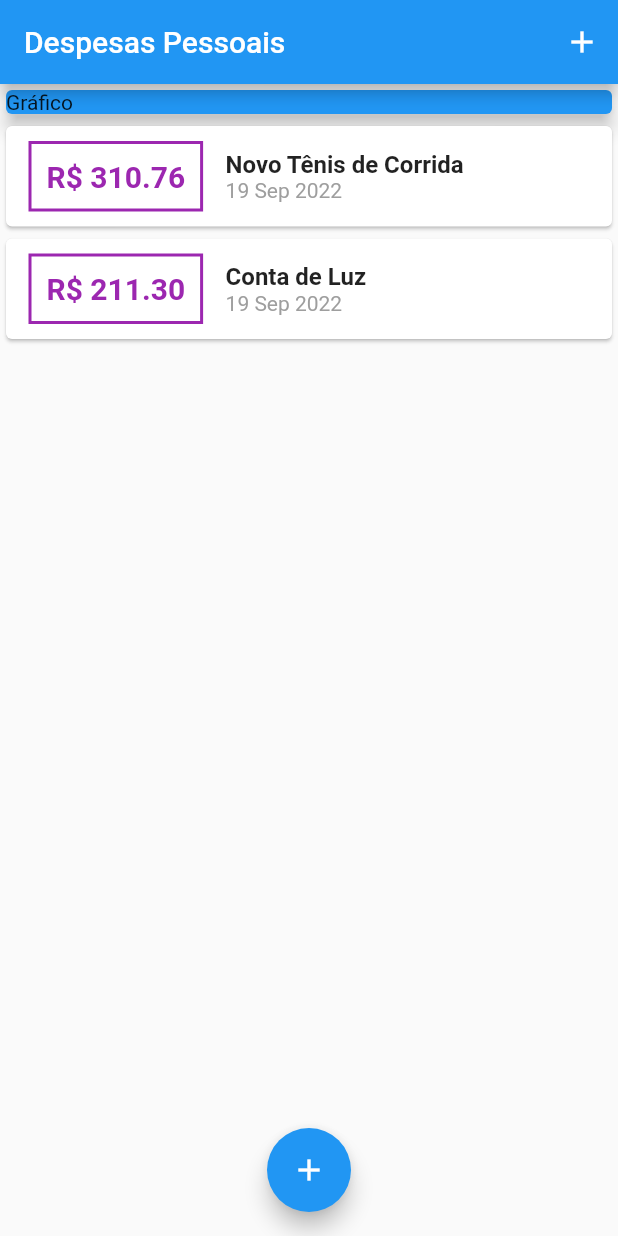
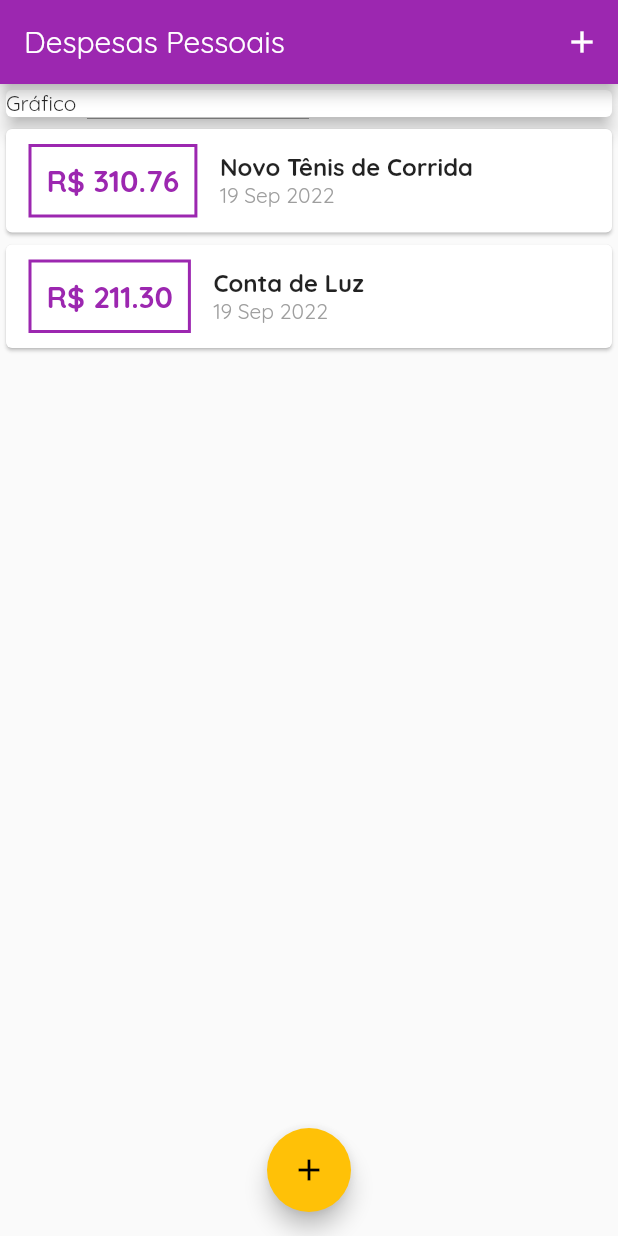
Before and after one commit to felipeggarcia/despesas-pessoais, a Flutter app: the screen it shows after launch, on a phone screen of 412 x 824 dp. Run offline on Flutter 3.47's test engine with Material 2 defaults, Android fonts, the phone set to English and light mode, and no system bars.

Commit message:
ajustes de tema e fontes

```diff
--- a/lib/components/transaction_list.dart
+++ b/lib/components/transaction_list.dart
@@ -10,7 +10,7 @@ class TransactionList extends StatelessWidget {
   @override
   Widget build(BuildContext context) {
     return SizedBox(
-      height: 300,
+      height: 700,
       child: ListView.builder(
         itemCount: transactions.length,
         itemBuilder: (ctx, index) {
@@ -25,17 +25,17 @@ class TransactionList extends StatelessWidget {
                   ),
                   decoration: BoxDecoration(
                     border: Border.all(
-                      color: Colors.purple,
+                      color: Theme.of(context).primaryColor,
                       width: 2,
                     ),
                   ),
                   padding: const EdgeInsets.all(10),
                   child: Text(
                     'R\$ ${tr.value.toStringAsFixed(2)}',
-                    style: const TextStyle(
+                    style: TextStyle(
                       fontWeight: FontWeight.bold,
                       fontSize: 20,
-                      color: Colors.purple,
+                      color: Theme.of(context).primaryColor,
                     ),
                   ),
                 ),
--- a/lib/main.dart
+++ b/lib/main.dart
@@ -10,7 +10,13 @@ class ExpensesApp extends StatelessWidget {
   const ExpensesApp({Key? key}) : super(key: key);
   @override
   Widget build(BuildContext context) {
-    return const MaterialApp(home: MyHomePage());
+    return MaterialApp(
+        home: const MyHomePage(),
+        theme: ThemeData(
+          primarySwatch: Colors.purple,
+          accentColor: Colors.amber,
+          fontFamily: 'Quicksand',
+        ));
   }
 }
 
@@ -48,6 +54,7 @@ class _MyHomePageState extends State<MyHomePage> {
     setState(() {
       _transactions.add(newTransaction);
     });
+    Navigator.of(context).pop();
   }
 
   _openTransactionFormModal(BuildContext context) {
@@ -63,7 +70,7 @@ class _MyHomePageState extends State<MyHomePage> {
   Widget build(BuildContext context) {
     return Scaffold(
       appBar: AppBar(
-        title: const Text('Despesas Pessoais'),
+        title: const Text('Despesas Pessoais',),
         actions: [
           IconButton(
             icon: const Icon(Icons.add),
@@ -77,7 +84,6 @@ class _MyHomePageState extends State<MyHomePage> {
           children: [
             const SizedBox(
               child: Card(
-                color: Colors.blue,
                 child: Text('Gráfico'),
                 elevation: 5,
               ),
```
Also changed, not shown: pubspec.yaml (+12 -7 lines), assets/fonts/OpenSans-Bold.ttf (added), assets/fonts/OpenSans-Regular.ttf (added), assets/fonts/Quicksand-Bold.ttf (added), assets/fonts/Quicksand-Light.ttf (added), assets/fonts/Quicksand-Medium.ttf (added), assets/fonts/Quicksand-Regular.ttf (added).
